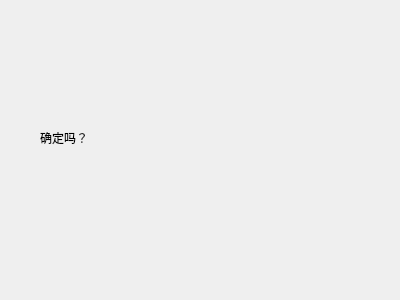
Sprinining/qt-album, file confirmpage.ui: the form before one commit.
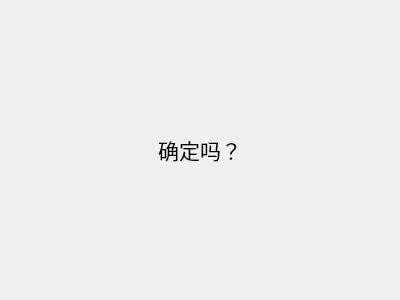
The form after the commit.

Commit message: style: 调整字体

Patch:
```diff
--- a/confirmpage.ui
+++ b/confirmpage.ui
@@ -13,19 +13,23 @@
   <property name="windowTitle">
    <string>WizardPage</string>
   </property>
+  <layout class="QVBoxLayout" name="verticalLayout">
+   <item>
   <widget class="QLabel" name="label">
-   <property name="geometry">
-    <rect>
-     <x>40</x>
-     <y>130</y>
-     <width>53</width>
-     <height>15</height>
-    </rect>
+     <property name="font">
+      <font>
+       <pointsize>16</pointsize>
+      </font>
    </property>
    <property name="text">
     <string>确定吗？</string>
    </property>
-  </widget>
+     <property name="alignment">
+      <set>Qt::AlignmentFlag::AlignCenter</set>
+     </property>
+    </widget>
+   </item>
+  </layout>
  </widget>
  <resources/>
  <connections/>
```
Lines whose indentation alone changed are shown as unchanged.
